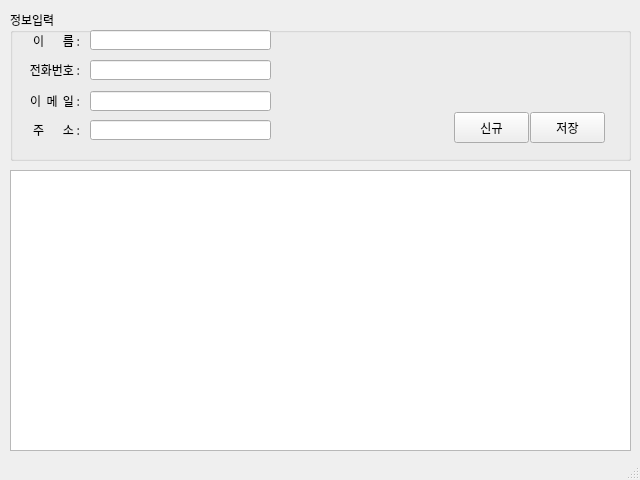
yeseoz/miniprojects, file part1/studyPyQt/addressBook.ui: the form before one commit.
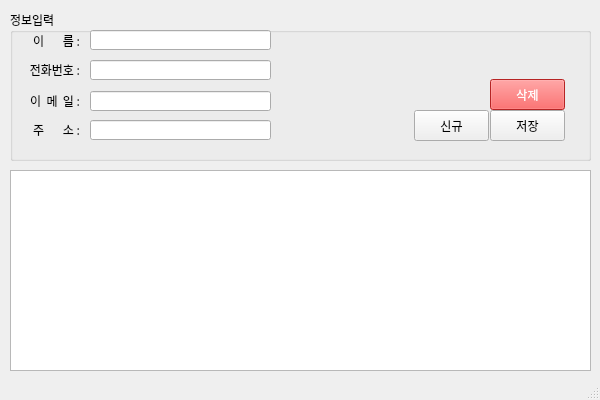
The form after the commit.

Commit message: 수정 기능 추가

```diff
--- a/part1/studyPyQt/addressBook.ui
+++ b/part1/studyPyQt/addressBook.ui
@@ -6,10 +6,28 @@
    <rect>
     <x>0</x>
     <y>0</y>
-    <width>640</width>
-    <height>480</height>
+    <width>600</width>
+    <height>400</height>
    </rect>
   </property>
+  <property name="sizePolicy">
+   <sizepolicy hsizetype="Fixed" vsizetype="Fixed">
+    <horstretch>0</horstretch>
+    <verstretch>0</verstretch>
+   </sizepolicy>
+  </property>
+  <property name="minimumSize">
+   <size>
+    <width>600</width>
+    <height>400</height>
+   </size>
+  </property>
+  <property name="maximumSize">
+   <size>
+    <width>600</width>
+    <height>400</height>
+   </size>
+  </property>
   <property name="font">
    <font>
     <family>나눔고딕</family>
@@ -24,7 +42,7 @@
      <rect>
       <x>10</x>
       <y>10</y>
-      <width>621</width>
+      <width>581</width>
       <height>151</height>
      </rect>
     </property>
@@ -156,8 +174,8 @@
        <widget class="QPushButton" name="btnNew">
         <property name="geometry">
          <rect>
-          <x>444</x>
-          <y>102</y>
+          <x>404</x>
+          <y>100</y>
           <width>75</width>
           <height>31</height>
          </rect>
@@ -169,8 +187,8 @@
        <widget class="QPushButton" name="btnSave">
         <property name="geometry">
          <rect>
-          <x>520</x>
-          <y>102</y>
+          <x>480</x>
+          <y>100</y>
           <width>75</width>
           <height>31</height>
          </rect>
@@ -179,6 +197,222 @@
          <string>저장</string>
         </property>
        </widget>
+       <widget class="QPushButton" name="btnNew_2">
+        <property name="geometry">
+         <rect>
+          <x>480</x>
+          <y>69</y>
+          <width>75</width>
+          <height>31</height>
+         </rect>
+        </property>
+        <property name="palette">
+         <palette>
+          <active>
+           <colorrole role="WindowText">
+            <brush brushstyle="SolidPattern">
+             <color alpha="255">
+              <red>255</red>
+              <green>255</green>
+              <blue>255</blue>
+             </color>
+            </brush>
+           </colorrole>
+           <colorrole role="Button">
+            <brush brushstyle="SolidPattern">
+             <color alpha="255">
+              <red>255</red>
+              <green>50</green>
+              <blue>50</blue>
+             </color>
+            </brush>
+           </colorrole>
+           <colorrole role="Text">
+            <brush brushstyle="SolidPattern">
+             <color alpha="255">
+              <red>255</red>
+              <green>255</green>
+              <blue>255</blue>
+             </color>
+            </brush>
+           </colorrole>
+           <colorrole role="ButtonText">
+            <brush brushstyle="SolidPattern">
+             <color alpha="255">
+              <red>255</red>
+              <green>255</green>
+              <blue>255</blue>
+             </color>
+            </brush>
+           </colorrole>
+           <colorrole role="Base">
+            <brush brushstyle="SolidPattern">
+             <color alpha="255">
+              <red>255</red>
+              <green>50</green>
+              <blue>50</blue>
+             </color>
+            </brush>
+           </colorrole>
+           <colorrole role="Window">
+            <brush brushstyle="SolidPattern">
+             <color alpha="255">
+              <red>255</red>
+              <green>50</green>
+              <blue>50</blue>
+             </color>
+            </brush>
+           </colorrole>
+           <colorrole role="PlaceholderText">
+            <brush brushstyle="NoBrush">
+             <color alpha="128">
+              <red>255</red>
+              <green>255</green>
+              <blue>255</blue>
+             </color>
+            </brush>
+           </colorrole>
+          </active>
+          <inactive>
+           <colorrole role="WindowText">
+            <brush brushstyle="SolidPattern">
+             <color alpha="255">
+              <red>255</red>
+              <green>255</green>
+              <blue>255</blue>
+             </color>
+            </brush>
+           </colorrole>
+           <colorrole role="Button">
+            <brush brushstyle="SolidPattern">
+             <color alpha="255">
+              <red>255</red>
+              <green>50</green>
+              <blue>50</blue>
+             </color>
+            </brush>
+           </colorrole>
+           <colorrole role="Text">
+            <brush brushstyle="SolidPattern">
+             <color alpha="255">
+              <red>255</red>
+              <green>255</green>
+              <blue>255</blue>
+             </color>
+            </brush>
+           </colorrole>
+           <colorrole role="ButtonText">
+            <brush brushstyle="SolidPattern">
+             <color alpha="255">
+              <red>255</red>
+              <green>255</green>
+              <blue>255</blue>
+             </color>
+            </brush>
+           </colorrole>
+           <colorrole role="Base">
+            <brush brushstyle="SolidPattern">
+             <color alpha="255">
+              <red>255</red>
+              <green>50</green>
+              <blue>50</blue>
+             </color>
+            </brush>
+           </colorrole>
+           <colorrole role="Window">
+            <brush brushstyle="SolidPattern">
+             <color alpha="255">
+              <red>255</red>
+              <green>50</green>
+              <blue>50</blue>
+             </color>
+            </brush>
+           </colorrole>
+           <colorrole role="PlaceholderText">
+            <brush brushstyle="NoBrush">
+             <color alpha="128">
+              <red>255</red>
+              <green>255</green>
+              <blue>255</blue>
+             </color>
+            </brush>
+           </colorrole>
+          </inactive>
+          <disabled>
+           <colorrole role="WindowText">
+            <brush brushstyle="SolidPattern">
+             <color alpha="255">
+              <red>255</red>
+              <green>255</green>
+              <blue>255</blue>
+             </color>
+            </brush>
+           </colorrole>
+           <colorrole role="Button">
+            <brush brushstyle="SolidPattern">
+             <color alpha="255">
+              <red>255</red>
+              <green>50</green>
+              <blue>50</blue>
+             </color>
+            </brush>
+           </colorrole>
+           <colorrole role="Text">
+            <brush brushstyle="SolidPattern">
+             <color alpha="255">
+              <red>255</red>
+              <green>255</green>
+              <blue>255</blue>
+             </color>
+            </brush>
+           </colorrole>
+           <colorrole role="ButtonText">
+            <brush brushstyle="SolidPattern">
+             <color alpha="255">
+              <red>255</red>
+              <green>255</green>
+              <blue>255</blue>
+             </color>
+            </brush>
+           </colorrole>
+           <colorrole role="Base">
+            <brush brushstyle="SolidPattern">
+             <color alpha="255">
+              <red>255</red>
+              <green>50</green>
+              <blue>50</blue>
+             </color>
+            </brush>
+           </colorrole>
+           <colorrole role="Window">
+            <brush brushstyle="SolidPattern">
+             <color alpha="255">
+              <red>255</red>
+              <green>50</green>
+              <blue>50</blue>
+             </color>
+            </brush>
+           </colorrole>
+           <colorrole role="PlaceholderText">
+            <brush brushstyle="NoBrush">
+             <color alpha="128">
+              <red>255</red>
+              <green>255</green>
+              <blue>255</blue>
+             </color>
+            </brush>
+           </colorrole>
+          </disabled>
+         </palette>
+        </property>
+        <property name="styleSheet">
+         <string notr="true">background-color: rgb(255, 50, 50);
+color: rgb(255, 255, 255);</string>
+        </property>
+        <property name="text">
+         <string>삭제</string>
+        </property>
+       </widget>
       </widget>
      </item>
     </layout>
@@ -188,8 +422,8 @@
      <rect>
       <x>10</x>
       <y>170</y>
-      <width>621</width>
-      <height>281</height>
+      <width>581</width>
+      <height>201</height>
      </rect>
     </property>
     <layout class="QVBoxLayout" name="verticalLayout_2">
```
Left out of the diff: 6 changed lines with no effect on the pictures. The commit also changes 2 other files.
